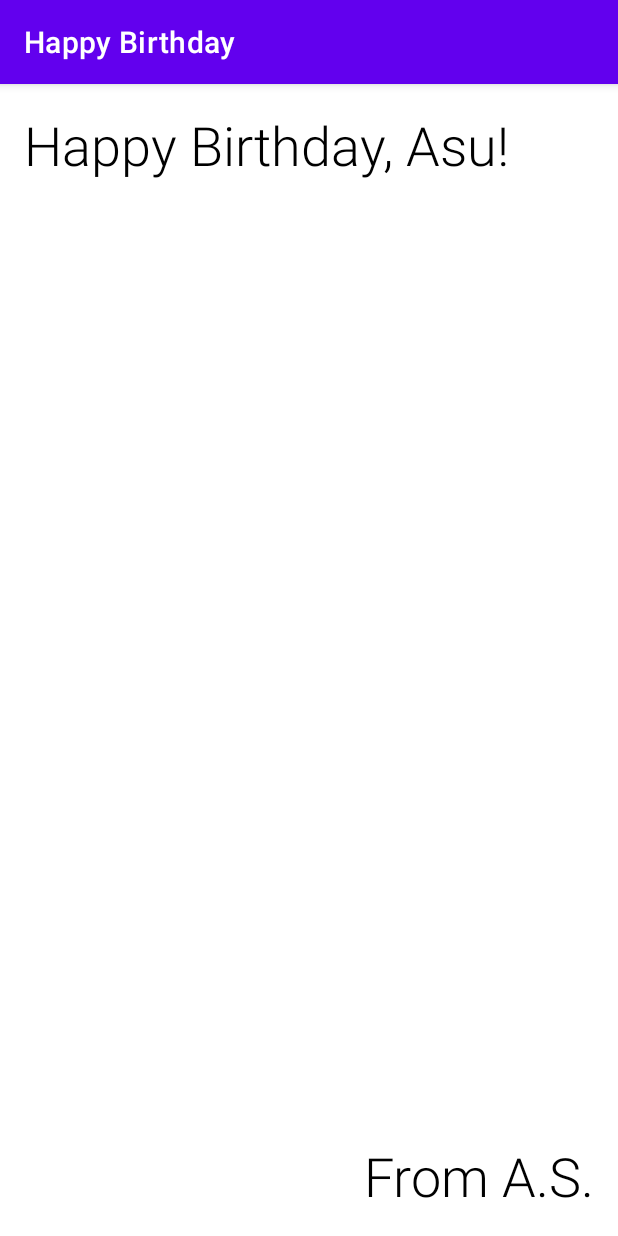
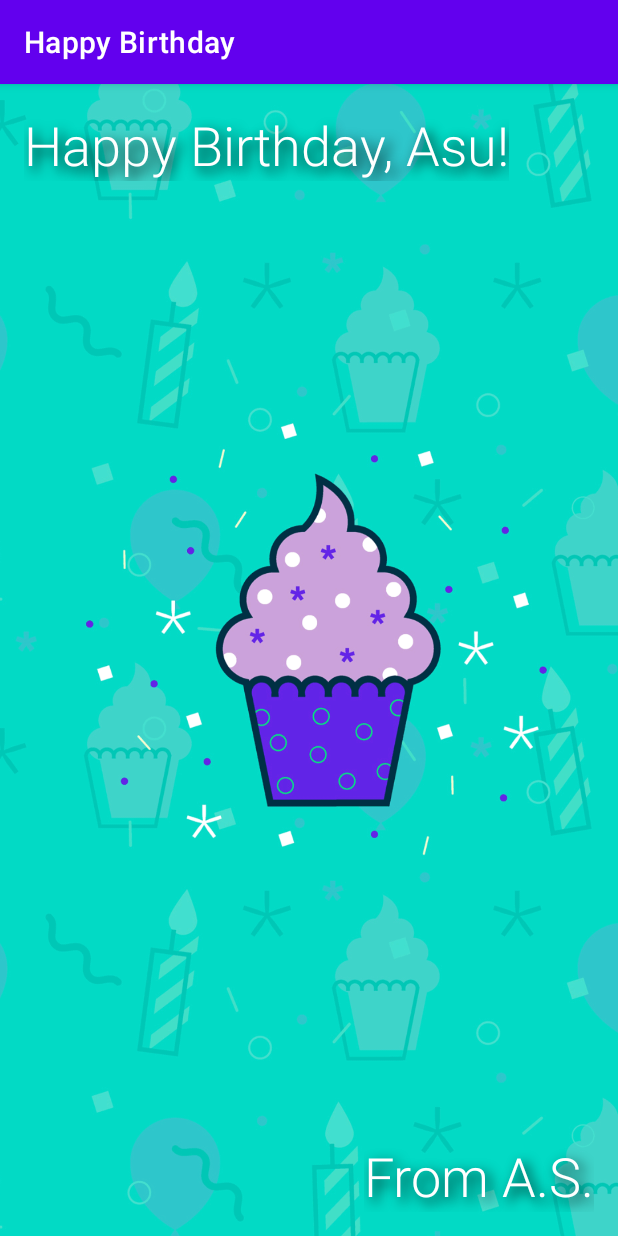
Before and after one commit to SantaLeda/HappyBirthday, an Android app: the screen it shows after launch (MainActivity), on a phone screen of 412 x 824 dp. Run offline under Robolectric (Android 15) with nearby library versions, the phone set to English and light mode, and no system bars.

Commit message:
background added text style changed

```diff
--- a/app/src/main/res/layout/activity_main.xml
+++ b/app/src/main/res/layout/activity_main.xml
@@ -6,6 +6,18 @@
     android:layout_height="match_parent"
     tools:context=".MainActivity">
 
+    <ImageView
+        android:id="@+id/imageView"
+        android:layout_width="0dp"
+        android:layout_height="0dp"
+        android:importantForAccessibility="no"
+        android:scaleType="centerCrop"
+        app:layout_constraintBottom_toBottomOf="parent"
+        app:layout_constraintEnd_toEndOf="parent"
+        app:layout_constraintStart_toStartOf="parent"
+        app:layout_constraintTop_toTopOf="parent"
+        app:srcCompat="@drawable/androidparty" />
+
     <TextView
         android:id="@+id/textView"
         android:layout_width="wrap_content"
@@ -13,8 +25,12 @@
         android:layout_marginStart="16dp"
         android:layout_marginTop="16dp"
         android:fontFamily="sans-serif-light"
-        android:text="Happy Birthday, Asu!"
-        android:textColor="@android:color/black"
+        android:shadowColor="@color/black"
+        android:shadowDx="5"
+        android:shadowDy="5"
+        android:shadowRadius="10"
+        android:text="@string/happy_birthday_text"
+        android:textColor="@color/white"
         android:textSize="36sp"
         app:layout_constraintStart_toStartOf="parent"
         app:layout_constraintTop_toTopOf="parent" />
@@ -26,9 +42,14 @@
         android:layout_marginEnd="16dp"
         android:layout_marginBottom="16dp"
         android:fontFamily="sans-serif-light"
-        android:text="From A.S."
-        android:textColor="@android:color/black"
+        android:shadowColor="@color/black"
+        android:shadowDx="5"
+        android:shadowDy="5"
+        android:shadowRadius="10"
+        android:text="@string/signature_text"
+        android:textColor="@color/white"
         android:textSize="36sp"
         app:layout_constraintBottom_toBottomOf="parent"
         app:layout_constraintEnd_toEndOf="parent" />
+
 </androidx.constraintlayout.widget.ConstraintLayout>
--- a/app/src/main/res/values/strings.xml
+++ b/app/src/main/res/values/strings.xml
@@ -1,3 +1,5 @@
 <resources>
     <string name="app_name">Happy Birthday</string>
+    <string name="happy_birthday_text">Happy Birthday, Asu!</string>
+    <string name="signature_text">From A.S.</string>
 </resources>
```
Also changed, not shown: app/src/main/res/drawable/androidparty.png (added).
